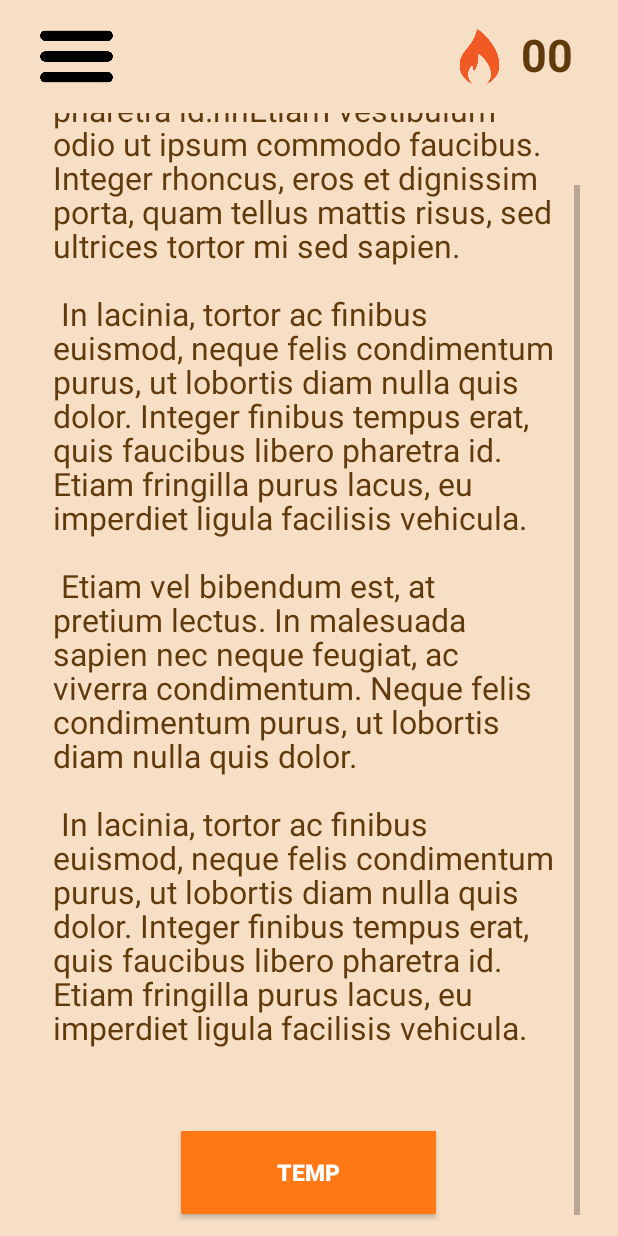
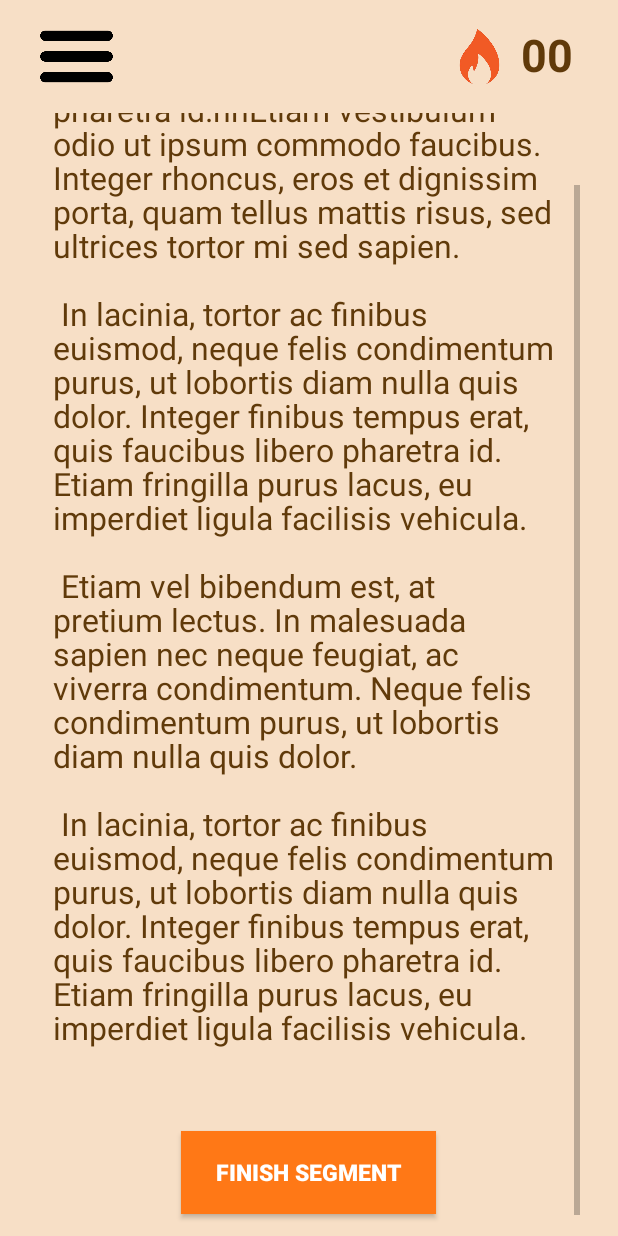
Before and after one commit to conorbrooke77/habit-building-reading-app, an Android app: the SegmentedTextViewerActivity screen opened directly, with no data from a screen before it, scrolled down 52 dp, on a phone screen of 412 x 824 dp. Run offline under Robolectric (Android 15) with nearby library versions, the phone set to English and light mode, and no system bars; our stand-ins replace Firebase (no records; nobody signed in at launch, a user with empty details on screens opened directly); 2 statements that could not run were skipped.

Commit message:
UI: Fixed Problems

```diff
--- a/app/src/main/res/layout/activity_segmented_text_viewer.xml
+++ b/app/src/main/res/layout/activity_segmented_text_viewer.xml
@@ -92,7 +92,7 @@
                 android:layout_marginTop="10dp"
                 android:layout_marginBottom="30dp"
                 android:background="#FF7816"
-                android:text="temp"
+                android:text="@string/finishSegmentBtnText"
                 android:textColor="#FFF"
                 android:textSize="15sp"
                 android:textStyle="bold"
--- a/app/src/main/res/values/strings.xml
+++ b/app/src/main/res/values/strings.xml
@@ -17,4 +17,5 @@
         ut lobortis diam nulla quis dolor. Integer finibus tempus erat, quis faucibus libero pharetra id. Etiam fringilla purus lacus, eu imperdiet
         ligula facilisis vehicula.\n\n
     </string>
+    <string name="finishSegmentBtnText">Finish Segment</string>
 </resources>
```
